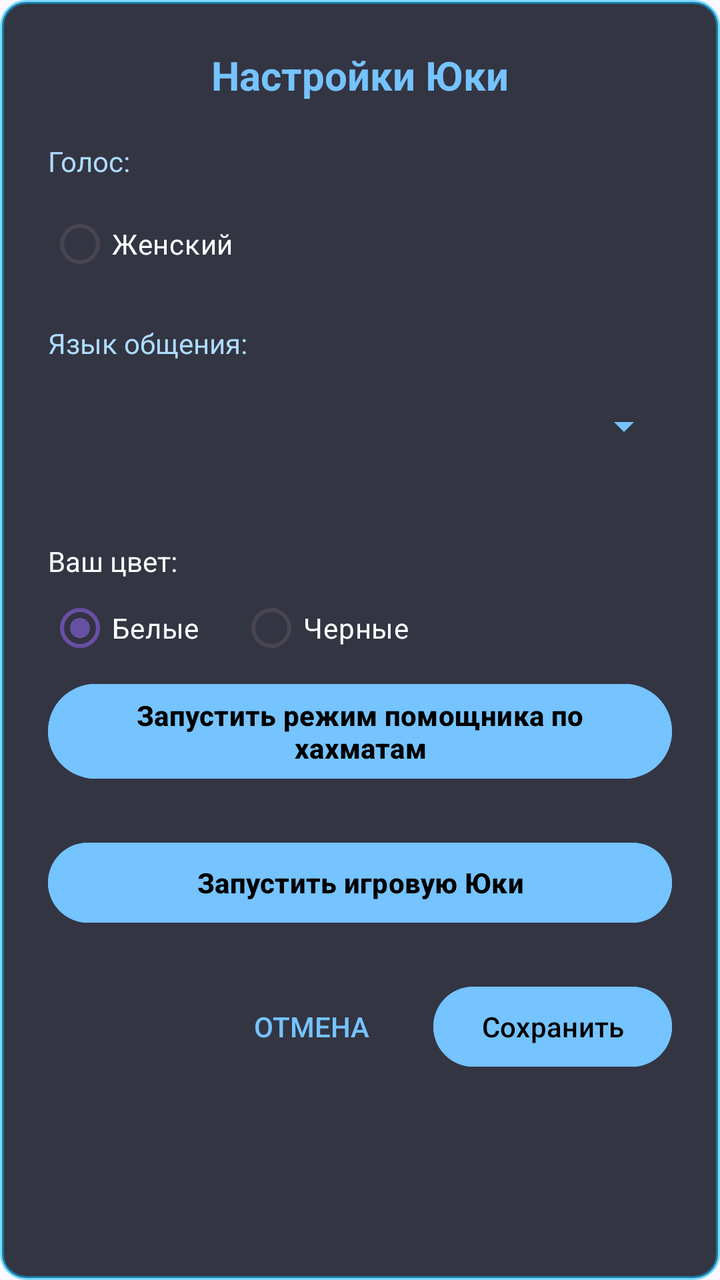
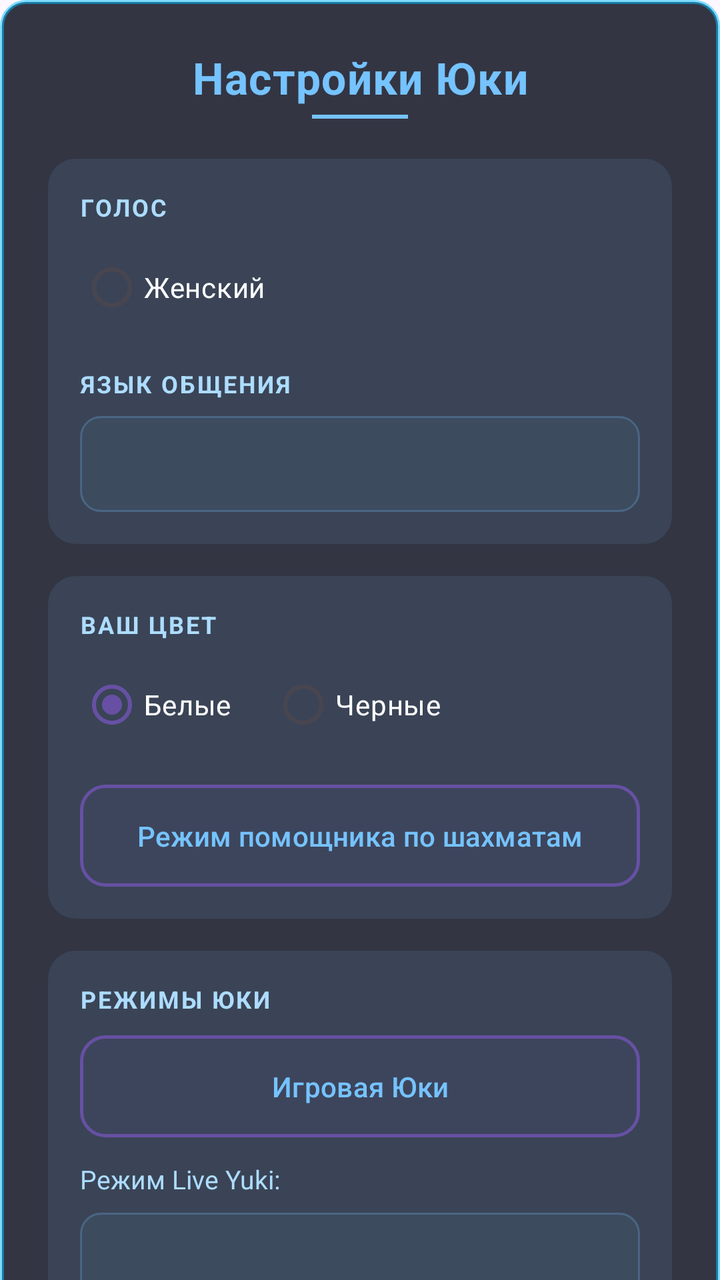

The first picture is an Android layout as it rendered before a commit; the second is the same layout after the commit. The layout source and the unified diff follow.
<!-- AndroidManifest.xml: application theme Theme.YukiAI -->
<!-- res/layout/dialog_settings.xml -->
<?xml version="1.0" encoding="utf-8"?>
<LinearLayout xmlns:android="http://schemas.android.com/apk/res/android"
    android:layout_width="match_parent"
    android:layout_height="wrap_content"
    android:background="@drawable/bg_dialogue_style"
    android:orientation="vertical"
    android:padding="24dp">

    <TextView
        android:layout_width="match_parent"
        android:layout_height="wrap_content"
        android:gravity="center"
        android:text="Настройки Юки"
        android:textColor="#75c3ff"
        android:textSize="20sp"
        android:textStyle="bold"
        android:layout_marginBottom="20dp"/>

    <TextView
        android:layout_width="wrap_content"
        android:layout_height="wrap_content"
        android:text="Голос:"
        android:textColor="#addcff"
        android:textSize="14sp"
        android:layout_marginBottom="8dp"/>

    <RadioGroup
        android:id="@+id/voiceGenderGroup"
        android:layout_width="match_parent"
        android:layout_height="wrap_content"
        android:orientation="horizontal"
        android:layout_marginBottom="16dp">

        <RadioButton
            android:id="@+id/voiceFemale"
            android:layout_width="wrap_content"
            android:layout_height="wrap_content"
            android:layout_weight="1"
            android:text="Женский"
            android:textColor="#FFFFFF"
            android:buttonTint="#75c3ff"/>

    </RadioGroup>

    <TextView
        android:layout_width="wrap_content"
        android:layout_height="wrap_content"
        android:text="Язык общения:"
        android:textColor="#addcff"
        android:textSize="14sp"
        android:layout_marginBottom="8dp"/>

    <Spinner
        android:id="@+id/languageSpinner"
        android:layout_width="match_parent"
        android:layout_height="wrap_content"
        android:backgroundTint="#75c3ff"
        android:minHeight="48dp"
        android:layout_marginBottom="24dp"/>

    <TextView
        android:layout_width="wrap_content"
        android:layout_height="wrap_content"
        android:text="Ваш цвет:"
        android:textColor="#FFFFFF"
        android:layout_marginTop="10dp"/>

    <RadioGroup
        android:id="@+id/colorGroup"
        android:layout_width="match_parent"
        android:layout_height="wrap_content"
        android:orientation="horizontal">

        <RadioButton
            android:id="@+id/colorWhite"
            android:layout_width="wrap_content"
            android:layout_height="wrap_content"
            android:text="Белые"
            android:textColor="#FFFFFF"
            android:checked="true"/>

        <RadioButton
            android:id="@+id/colorBlack"
            android:layout_width="wrap_content"
            android:layout_height="wrap_content"
            android:text="Черные"
            android:textColor="#FFFFFF"
            android:layout_marginStart="20dp"/>
    </RadioGroup>

    <Button
        android:id="@+id/btnStartHelper"
        android:layout_width="match_parent"
        android:layout_height="wrap_content"
        android:text="Запустить режим помощника по хахматам"
        android:textColor="#000000"
        android:backgroundTint="#75c3ff"
        android:textStyle="bold"
        android:layout_marginBottom="24dp"/>

    <Button
        android:id="@+id/btnGameYuki"
        android:layout_width="match_parent"
        android:layout_height="wrap_content"
        android:text="Запустить игровую Юки"
        android:textColor="#000000"
        android:backgroundTint="#75c3ff"
        android:textStyle="bold"
        android:layout_marginBottom="24dp"/>

    <LinearLayout
        android:layout_width="match_parent"
        android:layout_height="wrap_content"
        android:gravity="end">

        <Button
            android:id="@+id/btnCancel"
            android:layout_width="wrap_content"
            android:layout_height="wrap_content"
            android:text="Отмена"
            android:textColor="#75c3ff"
            style="?android:attr/borderlessButtonStyle"
            android:layout_marginEnd="8dp"/>

        <Button
            android:id="@+id/btnSave"
            android:layout_width="wrap_content"
            android:layout_height="wrap_content"
            android:text="Сохранить"
            android:textColor="#000000"
            android:backgroundTint="#75c3ff"/>
    </LinearLayout>

</LinearLayout>
<!-- resources referenced by this layout -->
<resources>
  <!-- drawable bg_dialogue_style (drawable) -->
  <?xml version="1.0" encoding="utf-8"?>
  <shape xmlns:android="http://schemas.android.com/apk/res/android">
      <solid android:color="#CC000515" />
  
      <stroke
          android:width="2dp"
          android:color="#8000BFFF" />
  
      <corners android:radius="12dp" />
  </shape>
  <style name="Theme.YukiAI" parent="Base.Theme.YukiAI" />
  <style name="Base.Theme.YukiAI" parent="Theme.Material3.DayNight.NoActionBar">
          
          
      </style>
</resources>

<!-- the commit's change to res/layout/dialog_settings.xml (unified diff, before → after) -->
@@ -1,134 +1,238 @@
 <?xml version="1.0" encoding="utf-8"?>
-<LinearLayout xmlns:android="http://schemas.android.com/apk/res/android"
+<ScrollView xmlns:android="http://schemas.android.com/apk/res/android"
     android:layout_width="match_parent"
     android:layout_height="wrap_content"
-    android:background="@drawable/bg_dialogue_style"
-    android:orientation="vertical"
-    android:padding="24dp">
-
-    <TextView
-        android:layout_width="match_parent"
-        android:layout_height="wrap_content"
-        android:gravity="center"
-        android:text="Настройки Юки"
-        android:textColor="#75c3ff"
-        android:textSize="20sp"
-        android:textStyle="bold"
-        android:layout_marginBottom="20dp"/>
-
-    <TextView
-        android:layout_width="wrap_content"
-        android:layout_height="wrap_content"
-        android:text="Голос:"
-        android:textColor="#addcff"
-        android:textSize="14sp"
-        android:layout_marginBottom="8dp"/>
-
-    <RadioGroup
-        android:id="@+id/voiceGenderGroup"
-        android:layout_width="match_parent"
-        android:layout_height="wrap_content"
-        android:orientation="horizontal"
-        android:layout_marginBottom="16dp">
-
-        <RadioButton
-            android:id="@+id/voiceFemale"
-            android:layout_width="wrap_content"
-            android:layout_height="wrap_content"
-            android:layout_weight="1"
-            android:text="Женский"
-            android:textColor="#FFFFFF"
-            android:buttonTint="#75c3ff"/>
-
-    </RadioGroup>
-
-    <TextView
-        android:layout_width="wrap_content"
-        android:layout_height="wrap_content"
-        android:text="Язык общения:"
-        android:textColor="#addcff"
-        android:textSize="14sp"
-        android:layout_marginBottom="8dp"/>
-
-    <Spinner
-        android:id="@+id/languageSpinner"
-        android:layout_width="match_parent"
-        android:layout_height="wrap_content"
-        android:backgroundTint="#75c3ff"
-        android:minHeight="48dp"
-        android:layout_marginBottom="24dp"/>
-
-    <TextView
-        android:layout_width="wrap_content"
-        android:layout_height="wrap_content"
-        android:text="Ваш цвет:"
-        android:textColor="#FFFFFF"
-        android:layout_marginTop="10dp"/>
-
-    <RadioGroup
-        android:id="@+id/colorGroup"
-        android:layout_width="match_parent"
-        android:layout_height="wrap_content"
-        android:orientation="horizontal">
-
-        <RadioButton
-            android:id="@+id/colorWhite"
-            android:layout_width="wrap_content"
-            android:layout_height="wrap_content"
-            android:text="Белые"
-            android:textColor="#FFFFFF"
-            android:checked="true"/>
-
-        <RadioButton
-            android:id="@+id/colorBlack"
-            android:layout_width="wrap_content"
-            android:layout_height="wrap_content"
-            android:text="Черные"
-            android:textColor="#FFFFFF"
-            android:layout_marginStart="20dp"/>
-    </RadioGroup>
-
-    <Button
-        android:id="@+id/btnStartHelper"
-        android:layout_width="match_parent"
-        android:layout_height="wrap_content"
-        android:text="Запустить режим помощника по хахматам"
-        android:textColor="#000000"
-        android:backgroundTint="#75c3ff"
-        android:textStyle="bold"
-        android:layout_marginBottom="24dp"/>
-
-    <Button
-        android:id="@+id/btnGameYuki"
-        android:layout_width="match_parent"
-        android:layout_height="wrap_content"
-        android:text="Запустить игровую Юки"
-        android:textColor="#000000"
-        android:backgroundTint="#75c3ff"
-        android:textStyle="bold"
-        android:layout_marginBottom="24dp"/>
+    android:maxHeight="560dp"
+    android:scrollbars="none">
 
     <LinearLayout
         android:layout_width="match_parent"
         android:layout_height="wrap_content"
-        android:gravity="end">
-
-        <Button
-            android:id="@+id/btnCancel"
-            android:layout_width="wrap_content"
-            android:layout_height="wrap_content"
-            android:text="Отмена"
+        android:background="@drawable/bg_dialogue_style"
+        android:orientation="vertical"
+        android:padding="24dp">
+
+        
+        <TextView
+            android:layout_width="match_parent"
+            android:layout_height="wrap_content"
+            android:gravity="center"
+            android:text="Настройки Юки"
             android:textColor="#75c3ff"
-            style="?android:attr/borderlessButtonStyle"
-            android:layout_marginEnd="8dp"/>
-
-        <Button
-            android:id="@+id/btnSave"
-            android:layout_width="wrap_content"
-            android:layout_height="wrap_content"
-            android:text="Сохранить"
-            android:textColor="#000000"
-            android:backgroundTint="#75c3ff"/>
+            android:textSize="22sp"
+            android:textStyle="bold"
+            android:letterSpacing="0.02"
+            android:layout_marginBottom="4dp"/>
+
+        <View
+            android:layout_width="48dp"
+            android:layout_height="2dp"
+            android:layout_gravity="center"
+            android:background="#75c3ff"
+            android:layout_marginBottom="20dp"/>
+
+        
+        <LinearLayout
+            android:layout_width="match_parent"
+            android:layout_height="wrap_content"
+            android:orientation="vertical"
+            android:background="@drawable/bg_section_card"
+            android:padding="16dp"
+            android:layout_marginBottom="16dp">
+
+            <TextView
+                android:layout_width="wrap_content"
+                android:layout_height="wrap_content"
+                android:text="ГОЛОС"
+                android:textColor="#addcff"
+                android:textSize="12sp"
+                android:textStyle="bold"
+                android:letterSpacing="0.08"
+                android:layout_marginBottom="8dp"/>
+
+            <RadioGroup
+                android:id="@+id/voiceGenderGroup"
+                android:layout_width="match_parent"
+                android:layout_height="wrap_content"
+                android:orientation="horizontal"
+                android:layout_marginBottom="16dp">
+
+                <RadioButton
+                    android:id="@+id/voiceFemale"
+                    android:layout_width="wrap_content"
+                    android:layout_height="wrap_content"
+                    android:layout_weight="1"
+                    android:text="Женский"
+                    android:textColor="#FFFFFF"
+                    android:buttonTint="#75c3ff"/>
+
+            </RadioGroup>
+
+            <TextView
+                android:layout_width="wrap_content"
+                android:layout_height="wrap_content"
+                android:text="ЯЗЫК ОБЩЕНИЯ"
+                android:textColor="#addcff"
+                android:textSize="12sp"
+                android:textStyle="bold"
+                android:letterSpacing="0.08"
+                android:layout_marginBottom="8dp"/>
+
+            <Spinner
+                android:id="@+id/languageSpinner"
+                android:layout_width="match_parent"
+                android:layout_height="wrap_content"
+                android:background="@drawable/bg_spinner_rounded"
+                android:minHeight="48dp"/>
+
+        </LinearLayout>
+
+        
+        <LinearLayout
+            android:layout_width="match_parent"
+            android:layout_height="wrap_content"
+            android:orientation="vertical"
+            android:background="@drawable/bg_section_card"
+            android:padding="16dp"
+            android:layout_marginBottom="16dp">
+
+            <TextView
+                android:layout_width="wrap_content"
+                android:layout_height="wrap_content"
+                android:text="ВАШ ЦВЕТ"
+                android:textColor="#addcff"
+                android:textSize="12sp"
+                android:textStyle="bold"
+                android:letterSpacing="0.08"
+                android:layout_marginBottom="8dp"/>
+
+            <RadioGroup
+                android:id="@+id/colorGroup"
+                android:layout_width="match_parent"
+                android:layout_height="wrap_content"
+                android:orientation="horizontal"
+                android:layout_marginBottom="16dp">
+
+                <RadioButton
+                    android:id="@+id/colorWhite"
+                    android:layout_width="wrap_content"
+                    android:layout_height="wrap_content"
+                    android:text="Белые"
+                    android:textColor="#FFFFFF"
+                    android:checked="true"/>
+
+                <RadioButton
+                    android:id="@+id/colorBlack"
+                    android:layout_width="wrap_content"
+                    android:layout_height="wrap_content"
+                    android:text="Черные"
+                    android:textColor="#FFFFFF"
+                    android:layout_marginStart="20dp"/>
+            </RadioGroup>
+
+            <Button
+                android:id="@+id/btnStartHelper"
+                android:layout_width="match_parent"
+                android:layout_height="wrap_content"
+                android:text="Режим помощника по шахматам"
+                android:textColor="#75c3ff"
+                android:textAllCaps="false"
+                android:background="@drawable/bg_btn_outline"
+                android:paddingTop="12dp"
+                android:paddingBottom="12dp"/>
+
+        </LinearLayout>
+
+        
+        <LinearLayout
+            android:layout_width="match_parent"
+            android:layout_height="wrap_content"
+            android:orientation="vertical"
+            android:background="@drawable/bg_section_card"
+            android:padding="16dp"
+            android:layout_marginBottom="20dp">
+
+            <TextView
+                android:layout_width="wrap_content"
+                android:layout_height="wrap_content"
+                android:text="РЕЖИМЫ ЮКИ"
+                android:textColor="#addcff"
+                android:textSize="12sp"
+                android:textStyle="bold"
+                android:letterSpacing="0.08"
+                android:layout_marginBottom="10dp"/>
+
+            <Button
+                android:id="@+id/btnGameYuki"
+                android:layout_width="match_parent"
+                android:layout_height="wrap_content"
+                android:text="Игровая Юки"
+                android:textColor="#75c3ff"
+                android:textAllCaps="false"
+                android:background="@drawable/bg_btn_outline"
+                android:paddingTop="12dp"
+                android:paddingBottom="12dp"
+                android:layout_marginBottom="12dp"/>
+
+            <TextView
+                android:layout_width="wrap_content"
+                android:layout_height="wrap_content"
+                android:text="Режим Live Yuki:"
+                android:textColor="#addcff"
+                android:textSize="13sp"
+                android:layout_marginBottom="8dp"/>
+
+            <Spinner
+                android:id="@+id/liveModeSpinner"
+                android:layout_width="match_parent"
+                android:layout_height="wrap_content"
+                android:background="@drawable/bg_spinner_rounded"
+                android:minHeight="48dp"
+                android:layout_marginBottom="12dp"/>
+
+            <Button
+                android:id="@+id/btnLiveYuki"
+                android:layout_width="match_parent"
+                android:layout_height="wrap_content"
+                android:text="Запустить Live Yuki"
+                android:textColor="#000000"
+                android:textStyle="bold"
+                android:textAllCaps="false"
+                android:background="@drawable/bg_btn_filled"
+                android:paddingTop="12dp"
+                android:paddingBottom="12dp"/>
+
+        </LinearLayout>
+
+        
+        <LinearLayout
+            android:layout_width="match_parent"
+            android:layout_height="wrap_content"
+            android:gravity="end"
+            android:orientation="horizontal">
+
+            <Button
+                android:id="@+id/btnCancel"
+                android:layout_width="wrap_content"
+                android:layout_height="wrap_content"
+                android:text="Отмена"
+                android:textColor="#addcff"
+                android:textAllCaps="false"
+                style="?android:attr/borderlessButtonStyle"
+                android:layout_marginEnd="12dp"/>
+
+            <Button
+                android:id="@+id/btnSave"
+                android:layout_width="wrap_content"
+                android:layout_height="wrap_content"
+                android:text="Сохранить"
+                android:textColor="#000000"
+                android:textStyle="bold"
+                android:textAllCaps="false"
+                android:background="@drawable/bg_btn_filled"
+                android:paddingStart="24dp"
+                android:paddingEnd="24dp"/>
+        </LinearLayout>
+
     </LinearLayout>
-
-</LinearLayout>
+</ScrollView>
<!-- resource entries referenced after the edit -->
@@ -1,5 +1,18 @@
 <!-- resources referenced by this layout -->
 <resources>
+  <!-- drawable bg_btn_filled (drawable) -->
+  <?xml version="1.0" encoding="utf-8"?>
+  <shape xmlns:android="http://schemas.android.com/apk/res/android">
+      <solid android:color="#75c3ff"/>
+      <corners android:radius="12dp"/>
+  </shape>
+  <!-- drawable bg_btn_outline (drawable) -->
+  <?xml version="1.0" encoding="utf-8"?>
+  <shape xmlns:android="http://schemas.android.com/apk/res/android">
+      <stroke android:width="1.5dp" android:color="#75c3ff"/>
+      <corners android:radius="12dp"/>
+      <solid android:color="#1475c3ff"/>
+  </shape>
   <!-- drawable bg_dialogue_style (drawable) -->
   <?xml version="1.0" encoding="utf-8"?>
   <shape xmlns:android="http://schemas.android.com/apk/res/android">
@@ -11,6 +24,20 @@
   
       <corners android:radius="12dp" />
   </shape>
+  <!-- drawable bg_section_card (drawable) -->
+  <?xml version="1.0" encoding="utf-8"?>
+  <shape xmlns:android="http://schemas.android.com/apk/res/android">
+      <solid android:color="#1A75C3FF"/>
+      <corners android:radius="14dp"/>
+  </shape>
+  <!-- drawable bg_spinner_rounded (drawable) -->
+  <?xml version="1.0" encoding="utf-8"?>
+  <shape xmlns:android="http://schemas.android.com/apk/res/android">
+      <solid android:color="#0D75C3FF"/>
+      <stroke android:width="1dp" android:color="#4075C3FF"/>
+      <corners android:radius="10dp"/>
+      <padding android:left="12dp" android:right="12dp" android:top="10dp" android:bottom="10dp"/>
+  </shape>
   <style name="Theme.YukiAI" parent="Base.Theme.YukiAI" />
   <style name="Base.Theme.YukiAI" parent="Theme.Material3.DayNight.NoActionBar">
           
